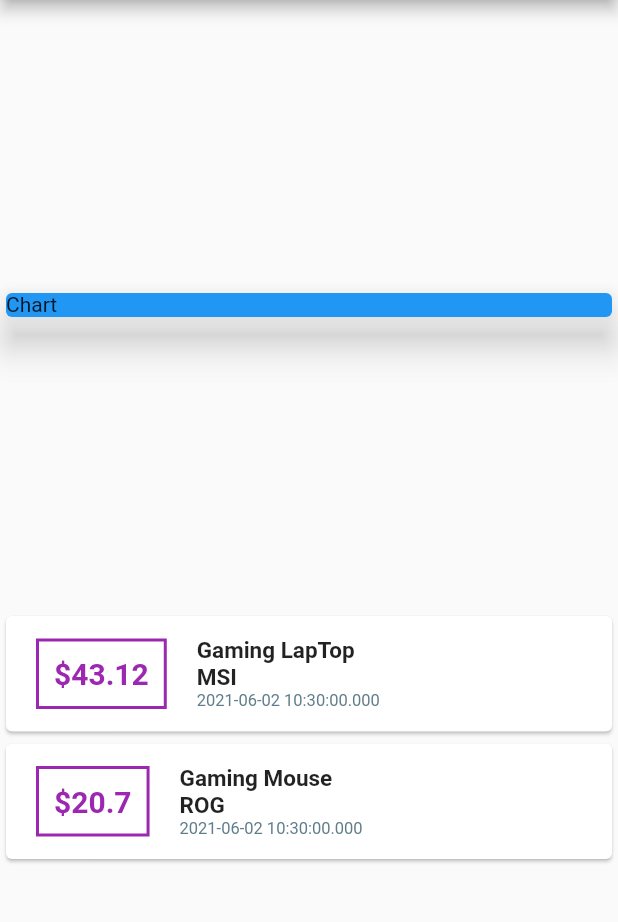
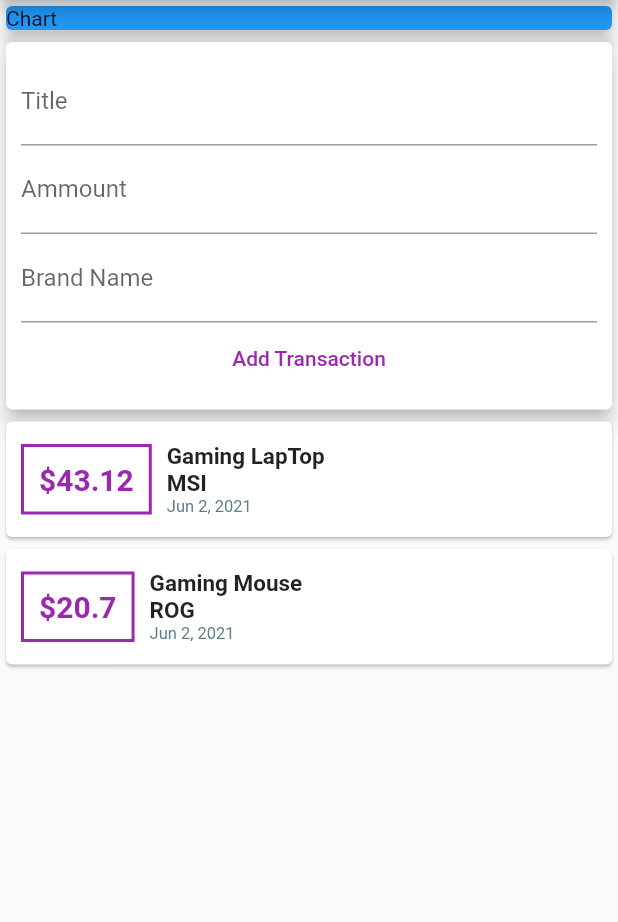
Before and after one commit to Hamjeth68/Flutter-Expenses-App, a Flutter app: the screen it shows after launch, on a phone screen of 412 x 824 dp, the part 84-1006 px from its top. Run offline on Flutter 3.47's test engine with Material 2 defaults, Android fonts, the phone set to English and light mode, and no system bars.

Commit message:
UserInputWidget

```diff
--- a/lib/main.dart
+++ b/lib/main.dart
@@ -1,5 +1,5 @@
 import 'package:flutter/material.dart';
-
+import 'package:intl/intl.dart';
 //my files
 import './transaction.dart';
 
@@ -41,15 +41,42 @@ class MyHomePage extends StatelessWidget {
         title: Text('Expenses App'),
       ),
       body: Column(
-        mainAxisAlignment: MainAxisAlignment.spaceEvenly,
-        crossAxisAlignment: CrossAxisAlignment.center,
+        //mainAxisAlignment: MainAxisAlignment.start,
+        //crossAxisAlignment: CrossAxisAlignment.stretch,
         children: <Widget>[
           Container(
             width: double.infinity,
             child: Card(
               color: Colors.blue,
               child: Text('Chart'),
-              elevation: 10,
+              elevation: 5,
+            ),
+          ),
+          Card(
+            elevation: 5,
+            child: Container(
+              padding: EdgeInsets.all(10),
+              child: Column(
+                children: <Widget>[
+                  TextField(
+                    autocorrect: true,
+                    decoration: InputDecoration(labelText: 'Title'),
+                  ),
+                  TextField(
+                    autocorrect: true,
+                    decoration: InputDecoration(labelText: 'Ammount'),
+                  ),
+                  TextField(
+                    autocorrect: true,
+                    decoration: InputDecoration(labelText: 'Brand Name'),
+                  ),
+                  FlatButton(
+                    onPressed: () {},
+                    child: Text('Add Transaction'),
+                    textColor: Colors.purple,
+                  ),
+                ],
+              ),
             ),
           ),
           Column(
@@ -60,7 +87,7 @@ class MyHomePage extends StatelessWidget {
                     Container(
                       margin: EdgeInsets.symmetric(
                         vertical: 15,
-                        horizontal: 20,
+                        horizontal: 10,
                       ),
                       decoration: BoxDecoration(
                         border: Border.all(color: Colors.purple, width: 2),
@@ -93,7 +120,7 @@ class MyHomePage extends StatelessWidget {
                           ),
                         ),
                         Text(
-                          tx.date.toString(),
+                          DateFormat.yMMMd().format(tx.date),
                           style: TextStyle(
                             color: Colors.blueGrey,
                             fontSize: 11,
```
